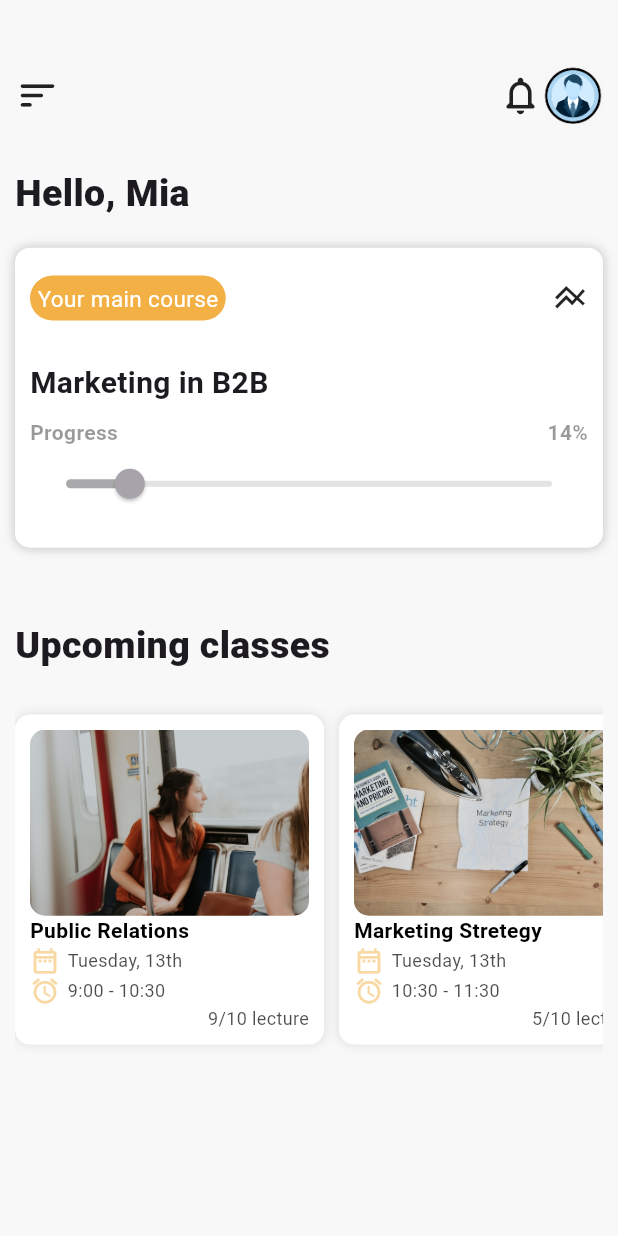
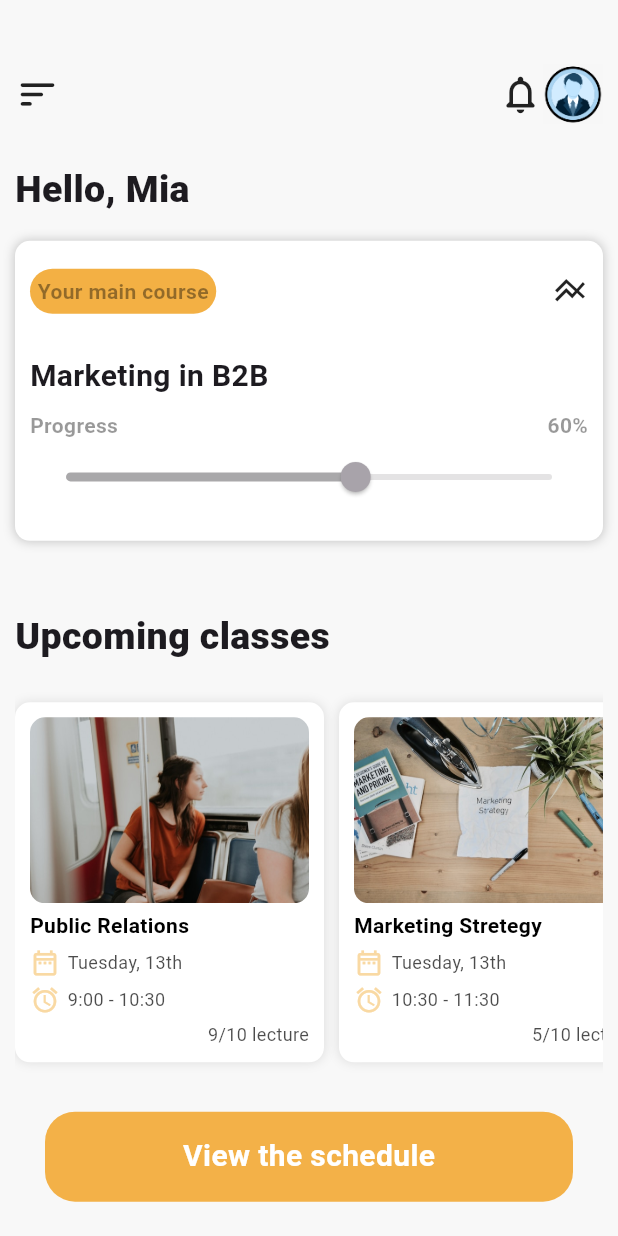
Before and after one commit to SAMIULLAH-KALHORO-DEV/online_academy_ui_design, a Flutter app: the screen it shows after launch, on a phone screen of 412 x 824 dp. Run offline on Flutter 3.47's test engine with Material 2 defaults, Android fonts, the phone set to English and light mode, and no system bars.

Commit message:
created utils file for import const style, colors, classes

```diff
--- a/lib/home.dart
+++ b/lib/home.dart
@@ -59,10 +59,21 @@ class Home extends StatelessWidget {
                 ),
               ),
               Container(
-                margin: EdgeInsets.all(20),
-                padding: EdgeInsets.all(20),
-                height: 70,
+                margin: const EdgeInsets.all(20),
+                padding: const EdgeInsets.all(10),
+                height: 60,
                 width: MediaQuery.of(context).size.width,
+                decoration: BoxDecoration(
+                    color: const Color(0xFFF3B148),
+                    borderRadius: BorderRadius.circular(20)),
+                child: const Center(
+                    child: Text(
+                  "View the schedule",
+                  style: TextStyle(
+                      color: Colors.white,
+                      fontWeight: FontWeight.bold,
+                      fontSize: 20),
+                )),
               )
             ]),
       ),
--- a/lib/widgets/classes_container.dart
+++ b/lib/widgets/classes_container.dart
@@ -27,7 +27,7 @@ class ClassesContainer extends StatelessWidget {
     return Container(
       margin: const EdgeInsets.only(right: 10, top: 10, bottom: 10),
       padding: const EdgeInsets.all(10),
-      height: 220,
+      height: 240,
       width: MediaQuery.of(context).size.width / 2,
       decoration: BoxDecoration(
           color: Colors.white,
@@ -44,7 +44,7 @@ class ClassesContainer extends StatelessWidget {
           children: [
             ClipRRect(
               borderRadius: BorderRadius.circular(10),
-              child:  Image(image: AssetImage("$imaage")),
+              child: Image(image: AssetImage("$imaage")),
             ),
             Text(h1Text, style: h1Style),
             Row(children: [
--- a/lib/widgets/homepage_maincontainer.dart
+++ b/lib/widgets/homepage_maincontainer.dart
@@ -1,4 +1,5 @@
 import 'package:flutter/material.dart';
+import 'package:online_academy_ui_design/widgets/utils.dart';
 
 class MainContainer extends StatelessWidget {
   MainContainer({
@@ -6,7 +7,7 @@ class MainContainer extends StatelessWidget {
   });
   final textStyle = TextStyle(
       color: Colors.black54.withOpacity(0.4), fontWeight: FontWeight.bold);
-  final double _value = 14;
+  final double _value = 60;
   @override
   Widget build(BuildContext context) {
     return Container(
@@ -35,10 +36,7 @@ class MainContainer extends StatelessWidget {
                     decoration: BoxDecoration(
                         borderRadius: BorderRadius.circular(15),
                         color: Color(0xFFF3B044)),
-                    child: const Text(
-                      "Your main course",
-                      style: TextStyle(fontSize: 15, color: Colors.white),
-                    )),
+                    child: Text("Your main course", style: TextStyling().h1)),
                 const Icon(Icons.line_axis)
               ],
             ),
--- /dev/null
+++ b/lib/widgets/utils.dart
@@ -0,0 +1,36 @@
+
+import 'package:flutter/material.dart';
+
+
+
+class TextStyling {
+
+  final  h1 = TextStyle(color: Colors.black54.withOpacity(0.4), fontWeight: FontWeight.bold);
+  final  h2 = TextStyle(color: Colors.black54.withOpacity(0.7),  fontWeight: FontWeight.w400, fontSize: 12);
+}
+
+class Pallete {
+  static const Color mainBgColor =  Color(0xFFF3B148);
+  static const Color dropBgColor =  Color(0xFFFDEFD8);
+}
+
+
+
+
+
+
+
+
+
+
+// class Pallete {
+//   static const Color mainFontColor = Color.fromRGBO(19, 61, 95, 1);
+//   static const Color firstSuggestionBoxColor = Color.fromRGBO(165, 231, 244, 1);
+//   static const Color secondSuggestionBoxColor =
+//       Color.fromRGBO(157, 202, 235, 1);
+//   static const Color thirdSuggestionBoxColor = Color.fromRGBO(162, 238, 239, 1);
+//   static const Color assistantCircleColor = Color.fromRGBO(209, 243, 249, 1);
+//   static const Color borderColor = Color.fromRGBO(200, 200, 200, 1);
+//   static const Color blackColor = Colors.black;
+//   static const Color whiteColor = Colors.white;
+// }
```
